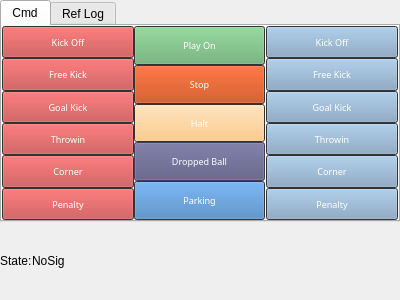
Above: rqt_msl_refbox/src/rqt_msl_refbox/RefBox.ui from dasys-lab/cnc-msl before the change. Below: the same form after it.
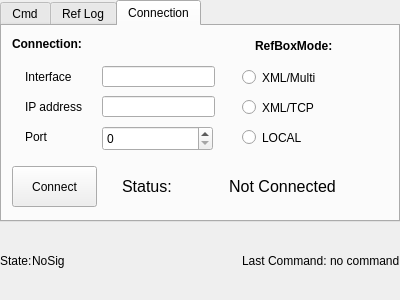
That is the form after the change.

```diff
--- a/rqt_msl_refbox/src/rqt_msl_refbox/RefBox.ui
+++ b/rqt_msl_refbox/src/rqt_msl_refbox/RefBox.ui
@@ -41,7 +41,7 @@
       <enum>QTabWidget::Rounded</enum>
      </property>
      <property name="currentIndex">
-      <number>0</number>
+      <number>2</number>
      </property>
      <widget class="QWidget" name="tab">
       <attribute name="title">
@@ -8563,6 +8563,212 @@
        </item>
       </layout>
      </widget>
+     <widget class="QWidget" name="tab_3">
+      <property name="enabled">
+       <bool>true</bool>
+      </property>
+      <attribute name="title">
+       <string>Connection</string>
+      </attribute>
+      <widget class="QLabel" name="labelConnection">
+       <property name="geometry">
+        <rect>
+         <x>10</x>
+         <y>10</y>
+         <width>81</width>
+         <height>16</height>
+        </rect>
+       </property>
+       <property name="font">
+        <font>
+         <weight>75</weight>
+         <bold>true</bold>
+        </font>
+       </property>
+       <property name="text">
+        <string>Connection:</string>
+       </property>
+      </widget>
+      <widget class="QLabel" name="labelRefBoxMode">
+       <property name="geometry">
+        <rect>
+         <x>253</x>
+         <y>10</y>
+         <width>91</width>
+         <height>20</height>
+        </rect>
+       </property>
+       <property name="font">
+        <font>
+         <weight>75</weight>
+         <bold>true</bold>
+        </font>
+       </property>
+       <property name="text">
+        <string>RefBoxMode:</string>
+       </property>
+      </widget>
+      <widget class="QLabel" name="lbl_interface">
+       <property name="geometry">
+        <rect>
+         <x>23</x>
+         <y>40</y>
+         <width>61</width>
+         <height>21</height>
+        </rect>
+       </property>
+       <property name="text">
+        <string>Interface</string>
+       </property>
+      </widget>
+      <widget class="QLineEdit" name="ledtit_interface">
+       <property name="geometry">
+        <rect>
+         <x>100</x>
+         <y>40</y>
+         <width>113</width>
+         <height>21</height>
+        </rect>
+       </property>
+      </widget>
+      <widget class="QLabel" name="lbl_ipadress">
+       <property name="geometry">
+        <rect>
+         <x>23</x>
+         <y>70</y>
+         <width>61</width>
+         <height>21</height>
+        </rect>
+       </property>
+       <property name="text">
+        <string>IP address</string>
+       </property>
+      </widget>
+      <widget class="QLineEdit" name="ledit_ipaddress">
+       <property name="geometry">
+        <rect>
+         <x>100</x>
+         <y>70</y>
+         <width>113</width>
+         <height>21</height>
+        </rect>
+       </property>
+      </widget>
+      <widget class="QLabel" name="lbl_comport">
+       <property name="geometry">
+        <rect>
+         <x>23</x>
+         <y>100</y>
+         <width>61</width>
+         <height>21</height>
+        </rect>
+       </property>
+       <property name="text">
+        <string>Port</string>
+       </property>
+      </widget>
+      <widget class="QPushButton" name="btn_connect">
+       <property name="geometry">
+        <rect>
+         <x>10</x>
+         <y>140</y>
+         <width>85</width>
+         <height>41</height>
+        </rect>
+       </property>
+       <property name="text">
+        <string>Connect</string>
+       </property>
+      </widget>
+      <widget class="QRadioButton" name="rbtn_xmlMulti">
+       <property name="geometry">
+        <rect>
+         <x>240</x>
+         <y>40</y>
+         <width>101</width>
+         <height>23</height>
+        </rect>
+       </property>
+       <property name="text">
+        <string>XML/Multi</string>
+       </property>
+      </widget>
+      <widget class="QRadioButton" name="rbtn_xmlTcp">
+       <property name="geometry">
+        <rect>
+         <x>240</x>
+         <y>70</y>
+         <width>101</width>
+         <height>23</height>
+        </rect>
+       </property>
+       <property name="text">
+        <string>XML/TCP</string>
+       </property>
+      </widget>
+      <widget class="QRadioButton" name="rbtn_local">
+       <property name="geometry">
+        <rect>
+         <x>240</x>
+         <y>100</y>
+         <width>101</width>
+         <height>23</height>
+        </rect>
+       </property>
+       <property name="text">
+        <string>LOCAL</string>
+       </property>
+      </widget>
+      <widget class="QLabel" name="lbl_status">
+       <property name="geometry">
+        <rect>
+         <x>120</x>
+         <y>140</y>
+         <width>54</width>
+         <height>41</height>
+        </rect>
+       </property>
+       <property name="font">
+        <font>
+         <pointsize>12</pointsize>
+        </font>
+       </property>
+       <property name="text">
+        <string>Status:</string>
+       </property>
+      </widget>
+      <widget class="QLabel" name="lbl_statusCon">
+       <property name="geometry">
+        <rect>
+         <x>190</x>
+         <y>140</y>
+         <width>181</width>
+         <height>41</height>
+        </rect>
+       </property>
+       <property name="font">
+        <font>
+         <pointsize>12</pointsize>
+        </font>
+       </property>
+       <property name="text">
+        <string>Not Connected</string>
+       </property>
+       <property name="alignment">
+        <set>Qt::AlignCenter</set>
+       </property>
+      </widget>
+      <widget class="QSpinBox" name="spin_port">
+       <property name="geometry">
+        <rect>
+         <x>100</x>
+         <y>100</y>
+         <width>111</width>
+         <height>25</height>
+        </rect>
+       </property>
+      </widget>
+     </widget>
     </widget>
    </item>
    <item>
@@ -8612,6 +8818,20 @@
        </property>
       </spacer>
      </item>
+     <item>
+      <widget class="QLabel" name="label">
+       <property name="text">
+        <string>Last Command: </string>
+       </property>
+      </widget>
+     </item>
+     <item>
+      <widget class="QLabel" name="lbl_command">
+       <property name="text">
+        <string>no command</string>
+       </property>
+      </widget>
+     </item>
     </layout>
    </item>
   </layout>
```
Left out of the diff: 7 changed lines with no effect on the pictures.
